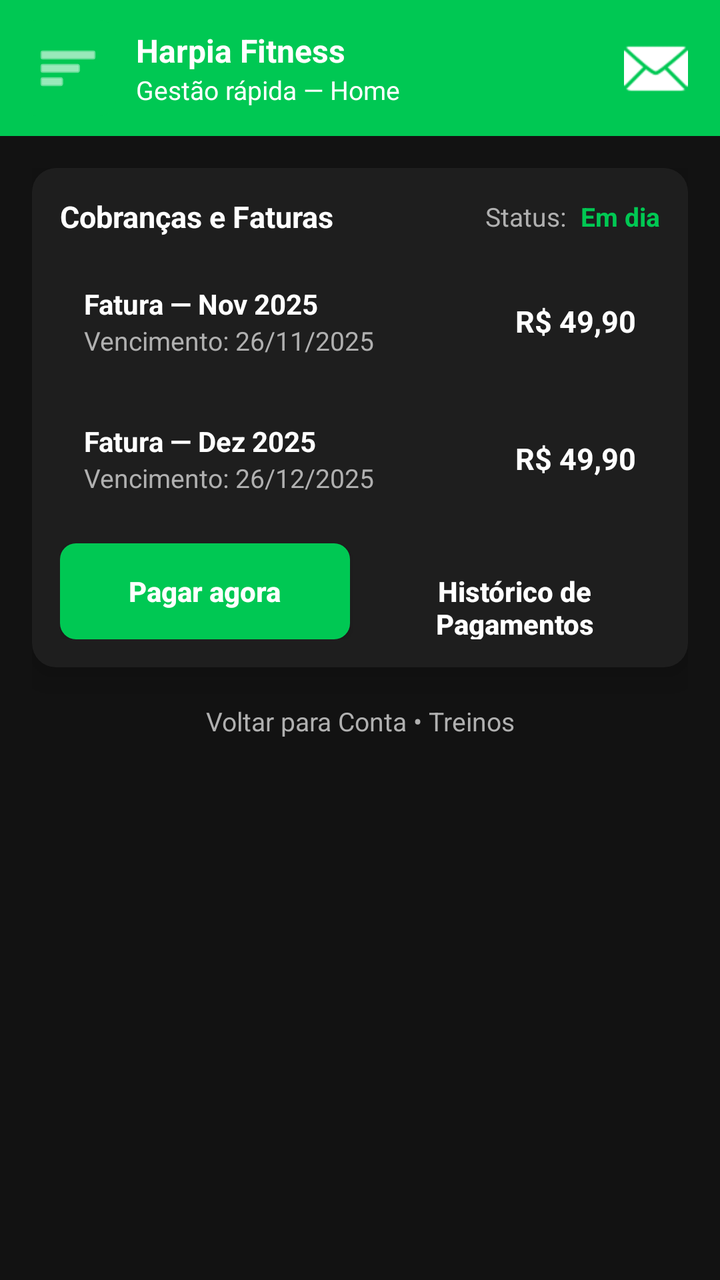
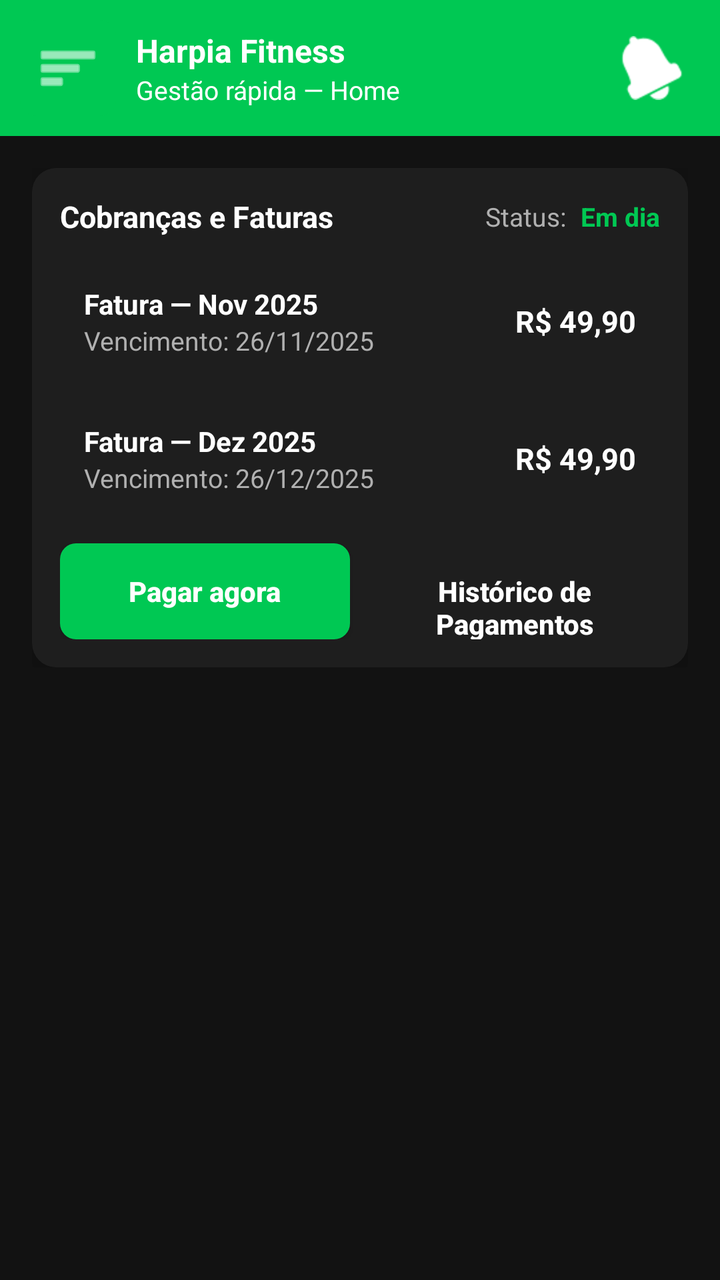

The first picture is an Android layout as it rendered before a commit; the second is the same layout after the commit. The layout source and the unified diff follow.
<!-- AndroidManifest.xml: application theme Theme.FinalProject -->
<!-- res/layout/activity_cobrancas.xml -->
<?xml version="1.0" encoding="utf-8"?>
<androidx.drawerlayout.widget.DrawerLayout xmlns:android="http://schemas.android.com/apk/res/android"
    xmlns:app="http://schemas.android.com/apk/res-auto"
    android:id="@+id/drawerLayout"
    android:layout_width="match_parent"
    android:layout_height="match_parent"
    android:background="@color/hs_bg">

    
    <androidx.constraintlayout.widget.ConstraintLayout
        android:id="@+id/mainContent"
        android:layout_width="match_parent"
        android:layout_height="match_parent"
        android:background="@color/hs_bg">

        
        <LinearLayout
            android:id="@+id/topbar"
            android:layout_width="0dp"
            android:layout_height="wrap_content"
            android:background="@color/hs_accent"
            android:padding="10dp"
            android:orientation="horizontal"
            android:gravity="center_vertical"
            app:layout_constraintTop_toTopOf="parent"
            app:layout_constraintStart_toStartOf="parent"
            app:layout_constraintEnd_toEndOf="parent">

            <ImageButton
                android:id="@+id/btnMenu"
                android:layout_width="48dp"
                android:layout_height="48dp"
                android:background="@drawable/bg_btn_primary"
                android:padding="8dp"
                android:contentDescription="Abrir menu"
                android:src="@android:drawable/ic_menu_sort_by_size"
                app:tint="@android:color/white" />

            <LinearLayout
                android:layout_width="0dp"
                android:layout_height="wrap_content"
                android:orientation="vertical"
                android:layout_weight="1"
                android:paddingStart="10dp"
                android:paddingEnd="10dp">

                <TextView
                    android:id="@+id/tvTopbarBrand"
                    android:layout_width="match_parent"
                    android:layout_height="wrap_content"
                    android:text="Harpia Fitness"
                    android:textColor="@android:color/white"
                    android:textStyle="bold"
                    android:textSize="16sp" />

                <TextView
                    android:id="@+id/tvTopbarSub"
                    android:layout_width="match_parent"
                    android:layout_height="wrap_content"
                    android:text="Gestão rápida — Home"
                    android:textColor="@android:color/white"
                    android:textSize="13sp" />
            </LinearLayout>

            <ImageButton
                android:id="@+id/btnNotifications"
                android:layout_width="44dp"
                android:layout_height="44dp"
                android:background="@android:color/transparent"
                android:contentDescription="Notificações"
                android:src="@android:drawable/ic_dialog_email"
                app:tint="@android:color/white" />
        </LinearLayout>

        
        <androidx.core.widget.NestedScrollView
            android:id="@+id/scrollCobrancas"
            android:layout_width="0dp"
            android:layout_height="0dp"
            android:padding="16dp"
            app:layout_constraintTop_toBottomOf="@id/topbar"
            app:layout_constraintBottom_toBottomOf="parent"
            app:layout_constraintStart_toStartOf="parent"
            app:layout_constraintEnd_toEndOf="parent">

            <LinearLayout
                android:layout_width="match_parent"
                android:layout_height="wrap_content"
                android:orientation="vertical">

                
                <LinearLayout
                    android:id="@+id/cardCobrancas"
                    android:layout_width="match_parent"
                    android:layout_height="wrap_content"
                    android:background="@drawable/bg_card_dark"
                    android:orientation="vertical"
                    android:padding="14dp"
                    android:elevation="10dp">

                    
                    <LinearLayout
                        android:layout_width="match_parent"
                        android:layout_height="wrap_content"
                        android:orientation="horizontal"
                        android:gravity="center_vertical"
                        android:layout_marginBottom="12dp">

                        <TextView
                            android:id="@+id/tvCobrancasTitle"
                            android:layout_width="0dp"
                            android:layout_height="wrap_content"
                            android:layout_weight="1"
                            android:text="Cobranças e Faturas"
                            android:textColor="@color/hs_text"
                            android:textStyle="bold"
                            android:textSize="15sp" />

                        <TextView
                            android:id="@+id/tvCobrancasStatus"
                            android:layout_width="wrap_content"
                            android:layout_height="wrap_content"
                            android:text="Status: "
                            android:textColor="@color/hs_muted"
                            android:textSize="13sp" />

                        <TextView
                            android:id="@+id/tvCobrancasStatusValor"
                            android:layout_width="wrap_content"
                            android:layout_height="wrap_content"
                            android:text="Em dia"
                            android:textColor="@color/hs_accent"
                            android:textSize="13sp"
                            android:textStyle="bold"
                            android:layout_marginStart="4dp" />
                    </LinearLayout>

                    
                    <LinearLayout
                        android:layout_width="match_parent"
                        android:layout_height="wrap_content"
                        android:orientation="vertical"
                        android:dividerPadding="8dp">

                        
                        <LinearLayout
                            android:layout_width="match_parent"
                            android:layout_height="wrap_content"
                            android:orientation="horizontal"
                            android:gravity="center_vertical"
                            android:padding="12dp"
                            android:background="@color/hs_panel"
                            android:layout_marginBottom="8dp">

                            <LinearLayout
                                android:layout_width="0dp"
                                android:layout_height="wrap_content"
                                android:orientation="vertical"
                                android:layout_weight="1">

                                <TextView
                                    android:id="@+id/tvFaturaNovTitulo"
                                    android:layout_width="wrap_content"
                                    android:layout_height="wrap_content"
                                    android:text="Fatura — Nov 2025"
                                    android:textColor="@color/hs_text"
                                    android:textStyle="bold"
                                    android:textSize="14sp" />

                                <TextView
                                    android:id="@+id/tvFaturaNovVenc"
                                    android:layout_width="wrap_content"
                                    android:layout_height="wrap_content"
                                    android:text="Vencimento: 26/11/2025"
                                    android:textColor="@color/hs_muted"
                                    android:textSize="13sp" />
                            </LinearLayout>

                            <TextView
                                android:id="@+id/tvFaturaNovValor"
                                android:layout_width="wrap_content"
                                android:layout_height="wrap_content"
                                android:text="R$ 49,90"
                                android:textColor="@color/hs_text"
                                android:textStyle="bold"
                                android:textSize="15sp" />
                        </LinearLayout>

                        
                        <LinearLayout
                            android:layout_width="match_parent"
                            android:layout_height="wrap_content"
                            android:orientation="horizontal"
                            android:gravity="center_vertical"
                            android:padding="12dp"
                            android:background="@color/hs_panel">

                            <LinearLayout
                                android:layout_width="0dp"
                                android:layout_height="wrap_content"
                                android:orientation="vertical"
                                android:layout_weight="1">

                                <TextView
                                    android:id="@+id/tvFaturaDezTitulo"
                                    android:layout_width="wrap_content"
                                    android:layout_height="wrap_content"
                                    android:text="Fatura — Dez 2025"
                                    android:textColor="@color/hs_text"
                                    android:textStyle="bold"
                                    android:textSize="14sp" />

                                <TextView
                                    android:id="@+id/tvFaturaDezVenc"
                                    android:layout_width="wrap_content"
                                    android:layout_height="wrap_content"
                                    android:text="Vencimento: 26/12/2025"
                                    android:textColor="@color/hs_muted"
                                    android:textSize="13sp" />
                            </LinearLayout>

                            <TextView
                                android:id="@+id/tvFaturaDezValor"
                                android:layout_width="wrap_content"
                                android:layout_height="wrap_content"
                                android:text="R$ 49,90"
                                android:textColor="@color/hs_text"
                                android:textStyle="bold"
                                android:textSize="15sp" />
                        </LinearLayout>
                    </LinearLayout>

                    
                    <LinearLayout
                        android:layout_width="match_parent"
                        android:layout_height="wrap_content"
                        android:orientation="horizontal"
                        android:layout_marginTop="12dp">

                        <Button
                            android:id="@+id/btnPagarAgora"
                            android:layout_width="0dp"
                            android:layout_height="wrap_content"
                            android:layout_weight="1"
                            android:minHeight="48dp"
                            android:background="@drawable/bg_btn_primary"
                            android:text="Pagar agora"
                            android:textAllCaps="false"
                            android:textColor="@android:color/white"
                            android:textStyle="bold" />

                        <Button
                            android:id="@+id/btnHistoricoPagamentos"
                            android:layout_width="0dp"
                            android:layout_height="wrap_content"
                            android:layout_weight="1"
                            android:layout_marginStart="10dp"
                            android:minHeight="48dp"
                            android:background="@android:color/transparent"
                            android:text="Histórico de Pagamentos"
                            android:textAllCaps="false"
                            android:textColor="@color/hs_text"
                            android:textStyle="bold" />
                    </LinearLayout>
                </LinearLayout>

                
                <TextView
                    android:id="@+id/tvCobrancasFooter"
                    android:layout_width="match_parent"
                    android:layout_height="wrap_content"
                    android:text="Voltar para Conta • Treinos"
                    android:textColor="@color/hs_muted"
                    android:textSize="13sp"
                    android:gravity="center"
                    android:layout_marginTop="18dp" />

            </LinearLayout>

        </androidx.core.widget.NestedScrollView>

    </androidx.constraintlayout.widget.ConstraintLayout>

    
    <LinearLayout
        android:id="@+id/leftDrawer"
        android:layout_width="280dp"
        android:layout_height="match_parent"
        android:layout_gravity="start"
        android:orientation="vertical"
        android:background="@color/hs_accent"
        android:padding="18dp">

        <LinearLayout
            android:layout_width="match_parent"
            android:layout_height="wrap_content"
            android:orientation="horizontal"
            android:gravity="center_vertical">

            <TextView
                android:id="@+id/drawerAvatar"
                android:layout_width="56dp"
                android:layout_height="56dp"
                android:gravity="center"
                android:text="HF"
                android:textStyle="bold"
                android:textSize="18sp"
                android:textColor="@android:color/white"
                android:background="#113B22" />

            <LinearLayout
                android:layout_width="0dp"
                android:layout_height="wrap_content"
                android:orientation="vertical"
                android:layout_weight="1"
                android:layout_marginStart="12dp">

                <TextView
                    android:id="@+id/drawerAcademy"
                    android:layout_width="wrap_content"
                    android:layout_height="wrap_content"
                    android:text="Harpia Fitness"
                    android:textStyle="bold"
                    android:textSize="16sp"
                    android:textColor="@android:color/white" />

                <TextView
                    android:id="@+id/drawerWelcome"
                    android:layout_width="wrap_content"
                    android:layout_height="wrap_content"
                    android:text="Bem vindo(a) de volta! Gustavo"
                    android:textColor="@android:color/white"
                    android:textSize="13sp" />
            </LinearLayout>
        </LinearLayout>

        
        <LinearLayout
            android:id="@+id/drawerInfo"
            android:layout_width="match_parent"
            android:layout_height="wrap_content"
            android:orientation="vertical"
            android:background="#2D113B22"
            android:padding="12dp"
            android:layout_marginTop="14dp">

            <LinearLayout
                android:layout_width="match_parent"
                android:layout_height="wrap_content"
                android:orientation="horizontal"
                android:gravity="center_vertical">

                <TextView
                    android:layout_width="0dp"
                    android:layout_height="wrap_content"
                    android:layout_weight="1"
                    android:text="Plano atual"
                    android:textColor="@android:color/white"
                    android:textSize="14sp" />

                <TextView
                    android:id="@+id/drawerPlan"
                    android:layout_width="wrap_content"
                    android:layout_height="wrap_content"
                    android:text="Mensal"
                    android:textColor="@android:color/white"
                    android:textStyle="bold"
                    android:textSize="14sp" />
            </LinearLayout>


            <LinearLayout
                android:layout_width="match_parent"
                android:layout_height="wrap_content"
                android:orientation="horizontal"
                android:layout_marginTop="4dp">

                <TextView
                    android:layout_width="0dp"
                    android:layout_height="wrap_content"
                    android:layout_weight="1"
                    android:text="Status"
                    android:textColor="@android:color/white"
                    android:textSize="14sp" />

                <TextView
                    android:id="@+id/drawerStatus"
                    android:layout_width="wrap_content"
                    android:layout_height="wrap_content"
                    android:text="Ativo"
                    android:textColor="@android:color/white"
                    android:textStyle="bold"
                    android:textSize="14sp" />
            </LinearLayout>

            <LinearLayout
                android:layout_width="match_parent"
                android:layout_height="wrap_content"
                android:orientation="horizontal"
                android:layout_marginTop="4dp">

                <TextView
                    android:layout_width="0dp"
                    android:layout_height="wrap_content"
                    android:layout_weight="1"
                    android:text="Último pagamento"
                    android:textColor="@android:color/white"
                    android:textSize="14sp" />

                <TextView
                    android:id="@+id/drawerLastPayment"
                    android:layout_width="wrap_content"
                    android:layout_height="wrap_content"
                    android:text="26/11/2025"
                    android:textColor="@android:color/white"
                    android:textSize="14sp" />
            </LinearLayout>

            <Button
                android:id="@+id/btnDrawerChangePlan"
                android:layout_width="match_parent"
                android:layout_height="wrap_content"
                android:layout_marginTop="8dp"
                android:background="@android:color/white"
                android:text="Alterar Plano"
                android:textColor="@color/hs_accent"
                android:textStyle="bold"
                android:textAllCaps="false" />
        </LinearLayout>

        
        <Button
            android:id="@+id/navConta"
            android:layout_width="match_parent"
            android:layout_height="wrap_content"
            android:layout_marginTop="12dp"
            android:background="@android:color/transparent"
            android:text="Conta"
            android:textAllCaps="false"
            android:textColor="@android:color/white" />

        <Button
            android:id="@+id/navTreinos"
            android:layout_width="match_parent"
            android:layout_height="wrap_content"
            android:background="@android:color/transparent"
            android:text="Treinos"
            android:textAllCaps="false"
            android:textColor="@android:color/white" />

        <Button
            android:id="@+id/navCobrancas"
            android:layout_width="match_parent"
            android:layout_height="wrap_content"
            android:background="@android:color/transparent"
            android:text="Cobranças"
            android:textAllCaps="false"
            android:textColor="@android:color/white" />

        <Button
            android:id="@+id/navSair"
            android:layout_width="match_parent"
            android:layout_height="wrap_content"
            android:background="@android:color/transparent"
            android:text="Sair"
            android:textAllCaps="false"
            android:textColor="@color/hs_danger" />

        <TextView
            android:id="@+id/drawerFooter"
            android:layout_width="match_parent"
            android:layout_height="wrap_content"
            android:text="© Harpia Fitness"
            android:textColor="@android:color/white"
            android:textSize="13sp"
            android:gravity="center"/>

    </LinearLayout>

</androidx.drawerlayout.widget.DrawerLayout>
<!-- resources referenced by this layout -->
<resources>
  <color name="hs_accent">#00C853</color>
  <color name="hs_bg">#121212</color>
  <color name="hs_danger">#FF5252</color>
  <color name="hs_muted">#B0B0B0</color>
  <color name="hs_panel">#1E1E1E</color>
  <color name="hs_text">#FFFFFF</color>
  <!-- drawable bg_btn_primary (drawable) -->
  <?xml version="1.0" encoding="utf-8"?>
  <shape xmlns:android="http://schemas.android.com/apk/res/android">
      <solid android:color="#00C853" /> <corners android:radius="8dp" />
  </shape>
  <!-- drawable bg_card_dark (drawable) -->
  <?xml version="1.0" encoding="utf-8"?>
  <shape xmlns:android="http://schemas.android.com/apk/res/android">
      <solid android:color="#1E1E1E" /> <corners android:radius="12dp" /> </shape>
  <style name="Theme.FinalProject" parent="Theme.AppCompat.Light.NoActionBar" />
</resources>

<!-- the commit's change to res/layout/activity_cobrancas.xml (unified diff, before → after) -->
@@ -64,11 +64,11 @@
 
             <ImageButton
                 android:id="@+id/btnNotifications"
-                android:layout_width="44dp"
-                android:layout_height="44dp"
+                android:layout_width="48dp"
+                android:layout_height="48dp"
                 android:background="@android:color/transparent"
                 android:contentDescription="Notificações"
-                android:src="@android:drawable/ic_dialog_email"
+                android:src="@android:drawable/ic_popup_reminder"
                 app:tint="@android:color/white" />
         </LinearLayout>
 
@@ -265,15 +265,6 @@
                 </LinearLayout>
 
                 
-                <TextView
-                    android:id="@+id/tvCobrancasFooter"
-                    android:layout_width="match_parent"
-                    android:layout_height="wrap_content"
-                    android:text="Voltar para Conta • Treinos"
-                    android:textColor="@color/hs_muted"
-                    android:textSize="13sp"
-                    android:gravity="center"
-                    android:layout_marginTop="18dp" />
 
             </LinearLayout>
 
